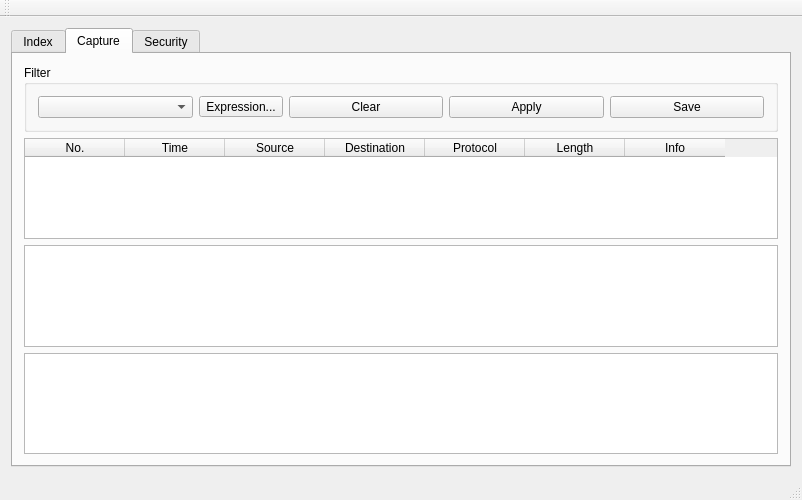
Above: mainwindow.ui from baidut/QSniffer before the change. Below: the same form after it.
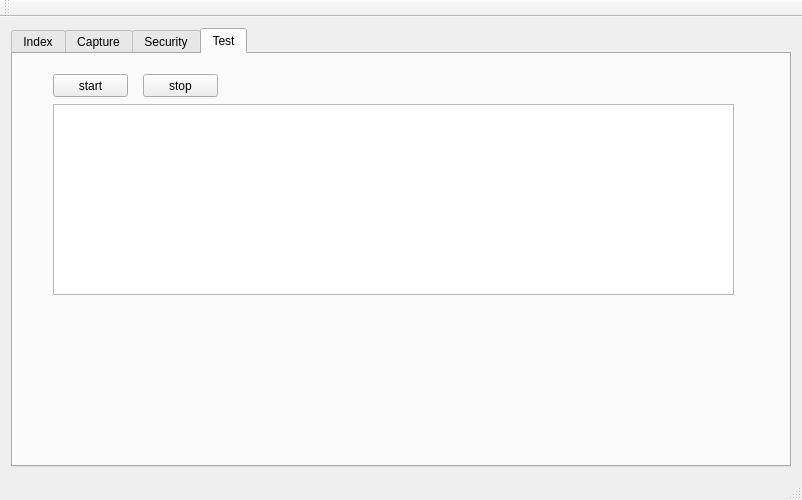
That is the form after the change.

The edit to the form file:
```diff
--- a/mainwindow.ui
+++ b/mainwindow.ui
@@ -18,7 +18,7 @@
     <item row="0" column="0">
      <widget class="QTabWidget" name="tabWidget_main">
       <property name="currentIndex">
-       <number>1</number>
+       <number>3</number>
       </property>
       <widget class="QWidget" name="tab">
        <attribute name="title">
@@ -249,6 +249,47 @@
         <string>Security</string>
        </attribute>
       </widget>
+      <widget class="QWidget" name="tab_4">
+       <attribute name="title">
+        <string>Test</string>
+       </attribute>
+       <widget class="QTextBrowser" name="textBrowser_test">
+        <property name="geometry">
+         <rect>
+          <x>40</x>
+          <y>50</y>
+          <width>681</width>
+          <height>191</height>
+         </rect>
+        </property>
+       </widget>
+       <widget class="QPushButton" name="pushButton_test_start">
+        <property name="geometry">
+         <rect>
+          <x>40</x>
+          <y>20</y>
+          <width>75</width>
+          <height>23</height>
+         </rect>
+        </property>
+        <property name="text">
+         <string>start</string>
+        </property>
+       </widget>
+       <widget class="QPushButton" name="pushButton_test_stop">
+        <property name="geometry">
+         <rect>
+          <x>130</x>
+          <y>20</y>
+          <width>75</width>
+          <height>23</height>
+         </rect>
+        </property>
+        <property name="text">
+         <string>stop</string>
+        </property>
+       </widget>
+      </widget>
      </widget>
     </item>
    </layout>
```
Left out of the diff: 6 changed lines with no effect on the pictures.
